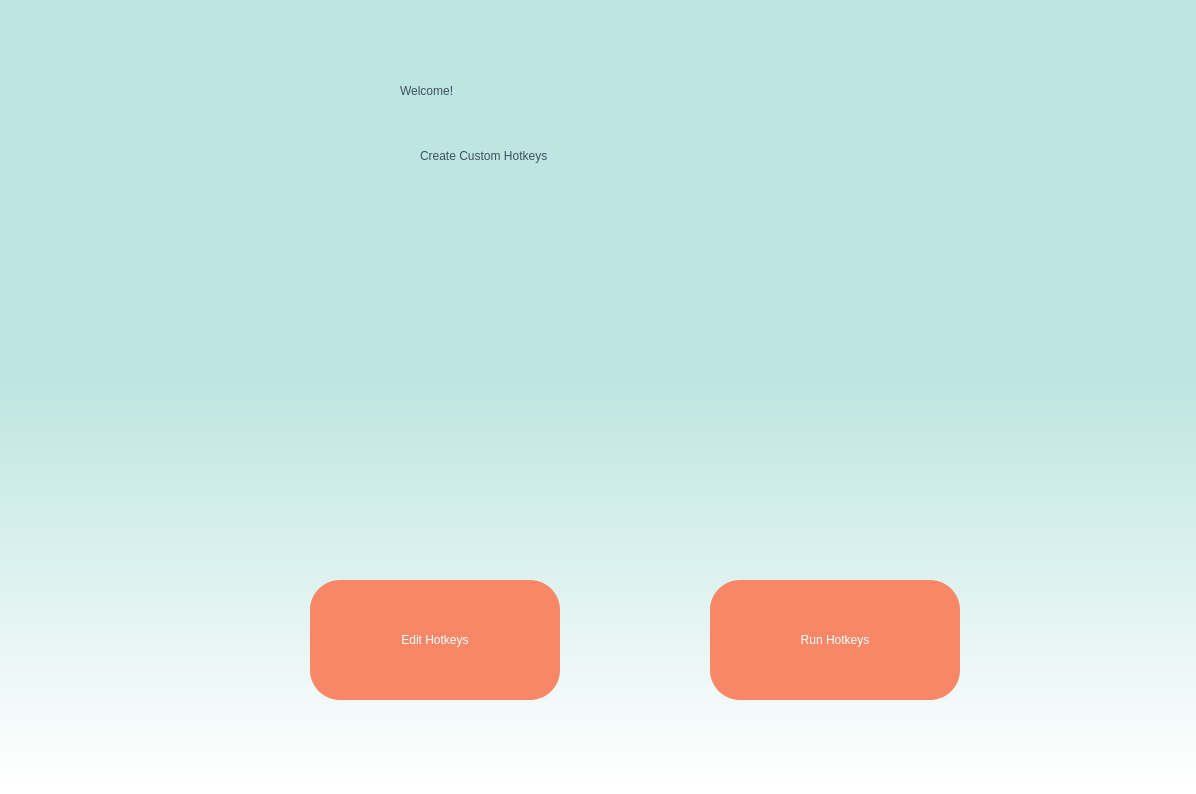
Before: the Qt Designer form QTdemo/guidemo.ui in dericktrinidad/GUIHotkeys, drawn with Qt 5.
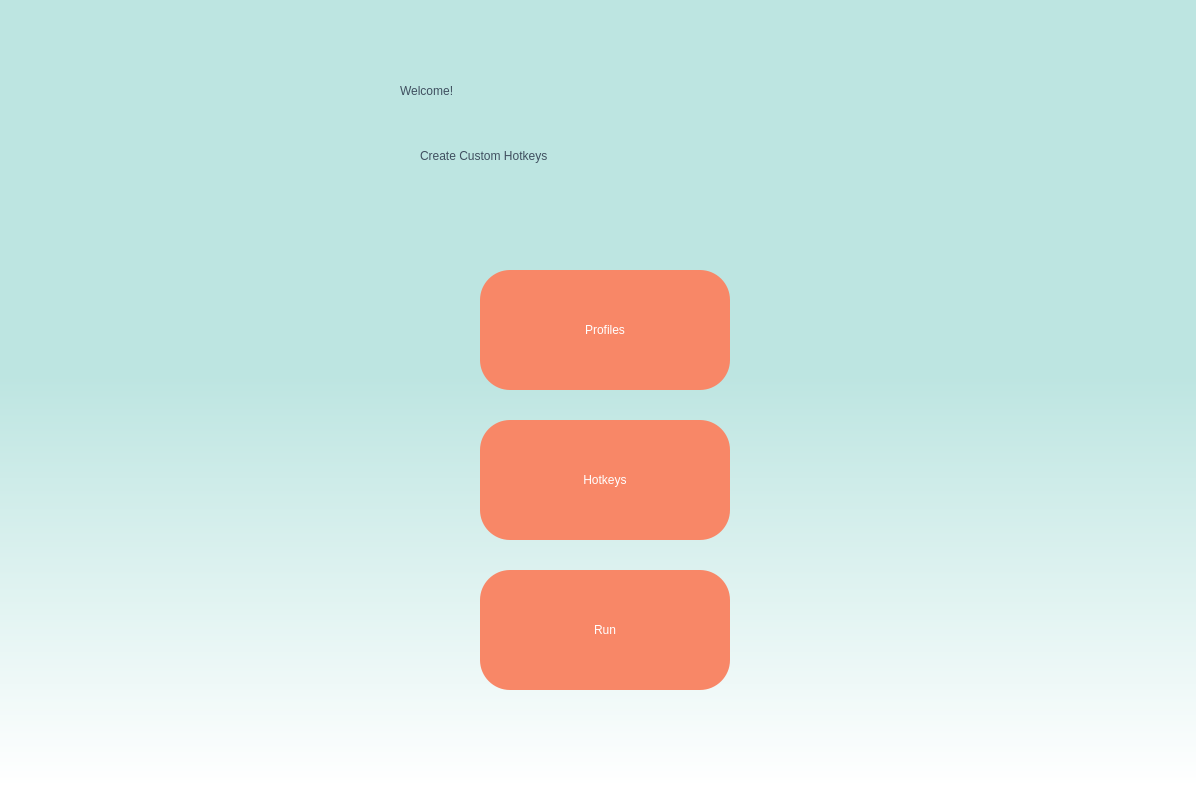
After: the same form once the commit is applied.

The edit to the form file:
```diff
--- a/QTdemo/guidemo.ui
+++ b/QTdemo/guidemo.ui
@@ -63,8 +63,8 @@
    <widget class="QPushButton" name="pushButton_2">
     <property name="geometry">
      <rect>
-      <x>710</x>
-      <y>580</y>
+      <x>480</x>
+      <y>570</y>
       <width>250</width>
       <height>120</height>
      </rect>
@@ -76,14 +76,14 @@
 background-color:rgb(248, 135, 103);</string>
     </property>
     <property name="text">
-     <string>Run Hotkeys</string>
+     <string>Run</string>
     </property>
    </widget>
    <widget class="QPushButton" name="pushButton_3">
     <property name="geometry">
      <rect>
-      <x>310</x>
-      <y>580</y>
+      <x>480</x>
+      <y>270</y>
       <width>250</width>
       <height>120</height>
      </rect>
@@ -95,7 +95,26 @@
 background-color:rgb(248, 135, 103);</string>
     </property>
     <property name="text">
-     <string>Edit Hotkeys</string>
+     <string>Profiles</string>
+    </property>
+   </widget>
+   <widget class="QPushButton" name="hotkeys">
+    <property name="geometry">
+     <rect>
+      <x>480</x>
+      <y>420</y>
+      <width>250</width>
+      <height>120</height>
+     </rect>
+    </property>
+    <property name="styleSheet">
+     <string notr="true">border-radius:30px;
+color:white;
+font: 26pt &quot;MS Shell Dlg 2&quot;;
+background-color:rgb(248, 135, 103);</string>
+    </property>
+    <property name="text">
+     <string>Hotkeys</string>
     </property>
    </widget>
   </widget>
```
Left out of the diff: 4 changed lines with no effect on the pictures.
